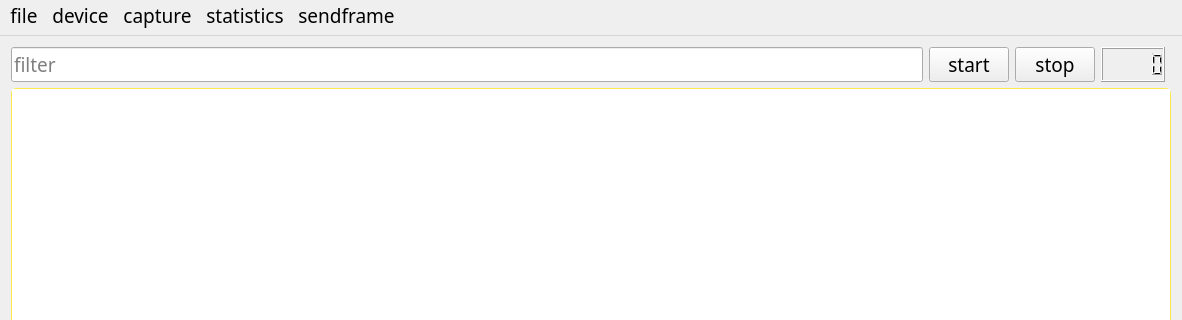
First picture: the form in mainwindow.ui, repository yanghaku/sniffer-libpcap-, before the edit; both pictures show x 0 to 1182 and y 0 to 320 of the 1182 by 859 pixel window.
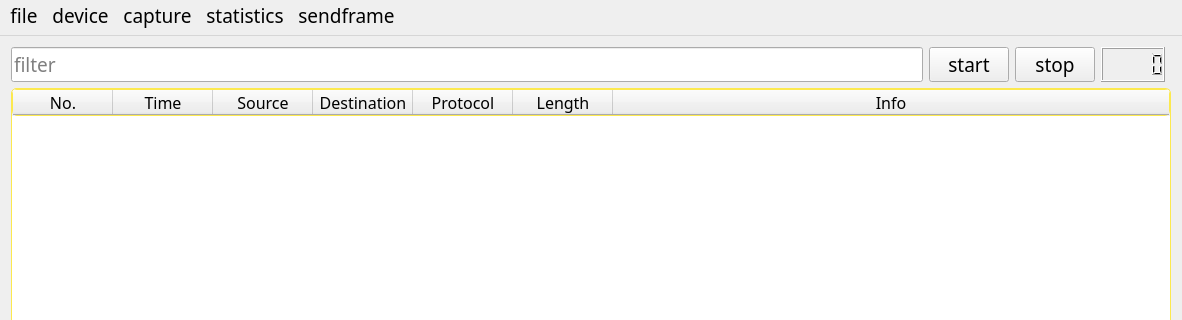
Second picture: the form after the edit.

Commit message: 抓包表头显示问题

```diff
--- a/mainwindow.ui
+++ b/mainwindow.ui
@@ -62,7 +62,7 @@
         <bool>true</bool>
        </property>
        <attribute name="horizontalHeaderVisible">
-        <bool>false</bool>
+        <bool>true</bool>
        </attribute>
        <attribute name="horizontalHeaderShowSortIndicator" stdset="0">
         <bool>true</bool>
```
The commit also changes 1 other file.
